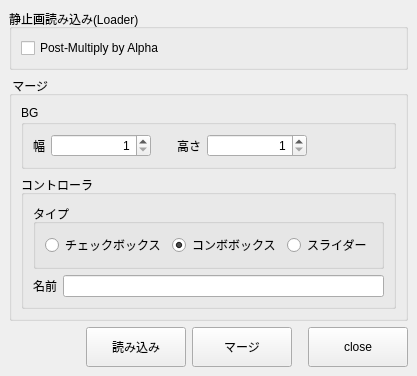
Old version of the form app/fusion/python/rs_fusion/tool/tatie/tatie.ui in the repository nakano000/Resolve_Script.
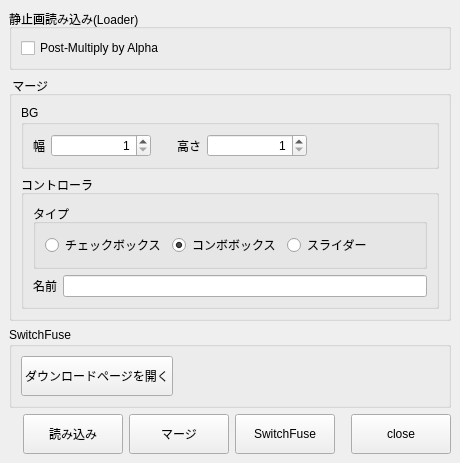
New version of the form.

Commit message: SwitchFuse対応

What changed in the file:
```diff
--- a/app/fusion/python/rs_fusion/tool/tatie/tatie.ui
+++ b/app/fusion/python/rs_fusion/tool/tatie/tatie.ui
@@ -6,8 +6,8 @@
    <rect>
     <x>0</x>
     <y>0</y>
-    <width>354</width>
-    <height>334</height>
+    <width>460</width>
+    <height>412</height>
    </rect>
   </property>
   <property name="windowTitle">
@@ -234,6 +234,41 @@
       </layout>
      </widget>
     </item>
+    <item>
+     <widget class="QGroupBox" name="groupBox_5">
+      <property name="title">
+       <string>SwitchFuse</string>
+      </property>
+      <layout class="QHBoxLayout" name="horizontalLayout_5">
+       <item>
+        <widget class="QPushButton" name="openSiteButton">
+         <property name="minimumSize">
+          <size>
+           <width>100</width>
+           <height>40</height>
+          </size>
+         </property>
+         <property name="text">
+          <string>ダウンロードページを開く</string>
+         </property>
+        </widget>
+       </item>
+       <item>
+        <spacer name="horizontalSpacer_6">
+         <property name="orientation">
+          <enum>Qt::Horizontal</enum>
+         </property>
+         <property name="sizeHint" stdset="0">
+          <size>
+           <width>40</width>
+           <height>20</height>
+          </size>
+         </property>
+        </spacer>
+       </item>
+      </layout>
+     </widget>
+    </item>
     <item>
      <layout class="QHBoxLayout" name="horizontalLayout_2">
       <item>
@@ -275,6 +310,19 @@
         </property>
        </widget>
       </item>
+      <item>
+       <widget class="QPushButton" name="switchButton">
+        <property name="minimumSize">
+         <size>
+          <width>100</width>
+          <height>40</height>
+         </size>
+        </property>
+        <property name="text">
+         <string>SwitchFuse</string>
+        </property>
+       </widget>
+      </item>
       <item>
        <spacer name="horizontalSpacer_2">
         <property name="orientation">
```
Left out of the diff: 2 changed lines with no effect on the pictures. The commit also changes 2 other files.
